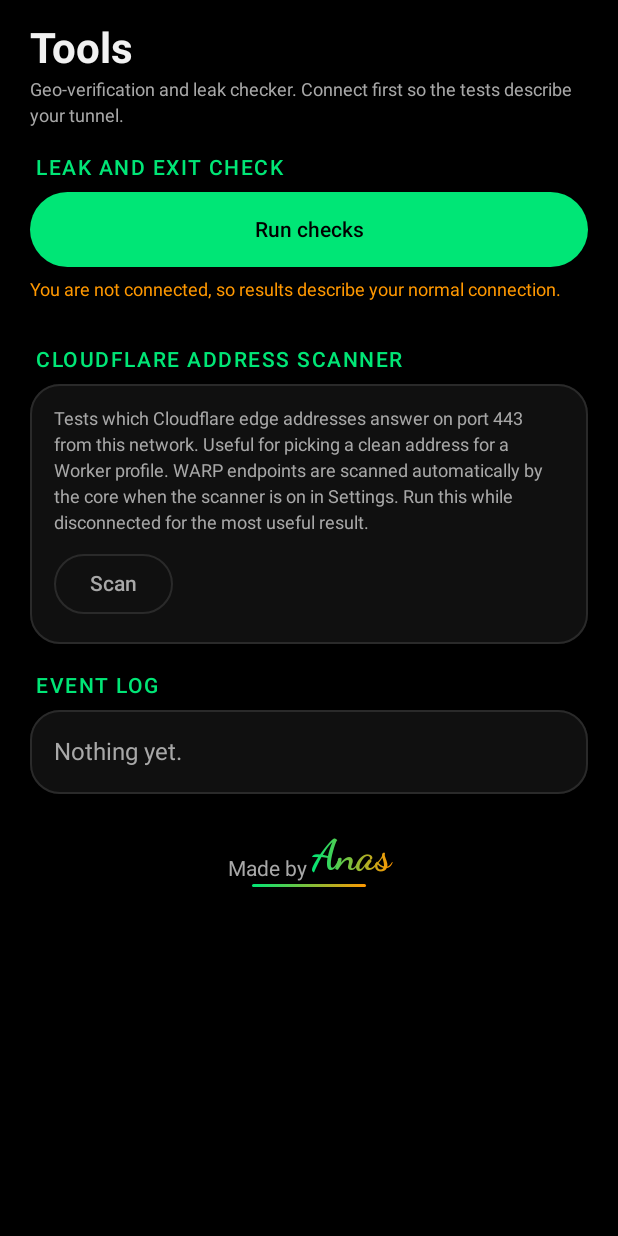
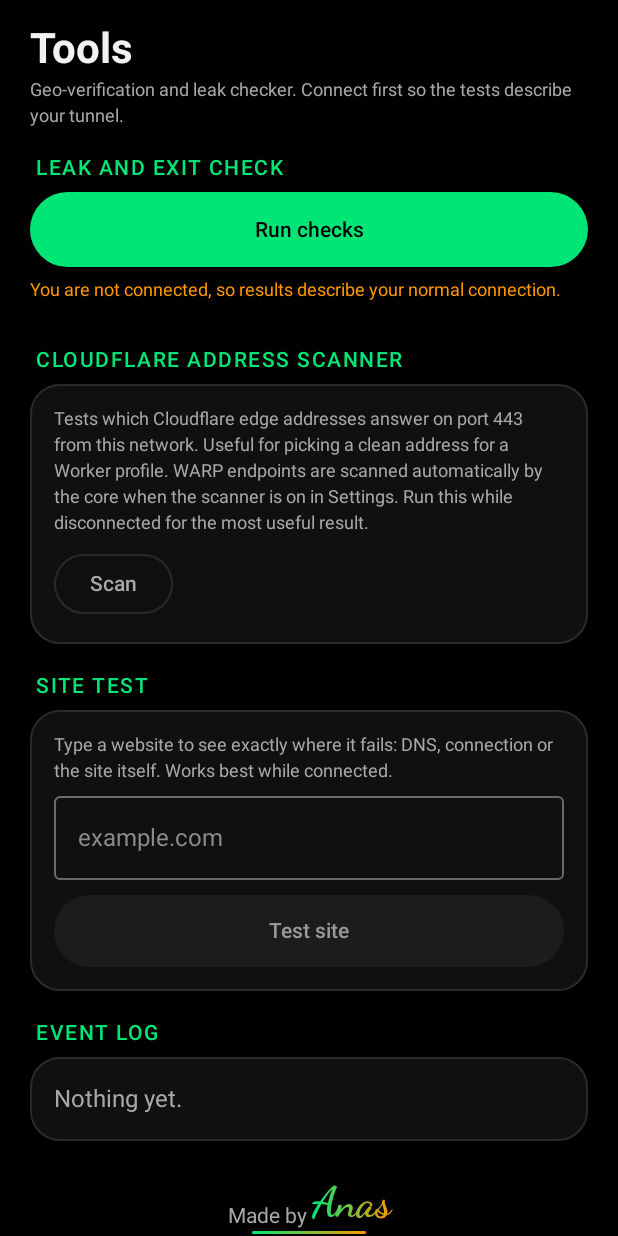
Before and after one commit to Muhammad-Anas-677/SilentGateVPN, an Android app built with Jetpack Compose: the composable ToolsScreen shown on its own in the app's theme, on a phone screen of 412 x 824 dp. Run offline under Robolectric (Android 15) with nearby library versions, the phone set to English and light mode, and no system bars.

Commit message:
Deploy SilentGate VPN v1.0.0

```diff
--- a/app/build.gradle.kts
+++ b/app/build.gradle.kts
@@ -12,8 +12,8 @@ android {
         applicationId = "com.silentgatevpn.app"
         minSdk = 24
         targetSdk = 35
-        versionCode = 4
-        versionName = "1.0.3"
+        versionCode = 5
+        versionName = "1.0.4"
         ndk { abiFilters += listOf("arm64-v8a", "armeabi-v7a") }
     }
 
--- a/app/src/main/java/com/silentgatevpn/app/ui/ToolsScreen.kt
+++ b/app/src/main/java/com/silentgatevpn/app/ui/ToolsScreen.kt
@@ -23,6 +23,10 @@ import androidx.compose.material3.Icon
 import androidx.compose.material3.LinearProgressIndicator
 import androidx.compose.material3.MaterialTheme
 import androidx.compose.material3.OutlinedButton
+import androidx.compose.material3.OutlinedTextField
+import androidx.compose.material3.OutlinedTextFieldDefaults
+import androidx.compose.foundation.text.KeyboardOptions
+import androidx.compose.ui.text.input.KeyboardType
 import androidx.compose.material3.Text
 import androidx.compose.runtime.Composable
 import androidx.compose.runtime.collectAsState
@@ -56,6 +60,9 @@ fun ToolsScreen() {
     var scanning by remember { mutableStateOf(false) }
     var progress by remember { mutableStateOf(0f) }
     var found by remember { mutableStateOf<List<Net.Candidate>>(emptyList()) }
+    var siteInput by remember { mutableStateOf("") }
+    var siteRunning by remember { mutableStateOf(false) }
+    var siteSteps by remember { mutableStateOf<List<Net.SiteStep>>(emptyList()) }
 
     Column(Modifier.fillMaxSize().statusBarsPadding().verticalScroll(rememberScrollState()).padding(horizontal = 20.dp)) {
         Text("Tools", style = MaterialTheme.typography.headlineMedium, modifier = Modifier.padding(top = 16.dp))
@@ -166,6 +173,58 @@ fun ToolsScreen() {
             }
         }
 
+        SectionTitle("Site test")
+        SgCardBox {
+            Text(
+                "Type a website to see exactly where it fails: DNS, connection or the site itself. Works best while connected.",
+                style = MaterialTheme.typography.bodySmall, color = MaterialTheme.colorScheme.onSurfaceVariant
+            )
+            Spacer(Modifier.height(10.dp))
+            OutlinedTextField(
+                value = siteInput, onValueChange = { siteInput = it },
+                modifier = Modifier.fillMaxWidth(), singleLine = true,
+                placeholder = { Text("example.com", color = Color(0xFF8A8A8A)) },
+                keyboardOptions = KeyboardOptions(keyboardType = KeyboardType.Uri),
+                colors = OutlinedTextFieldDefaults.colors(
+                    focusedTextColor = Color(0xFFF2F2F2), unfocusedTextColor = Color(0xFFF2F2F2),
+                    cursorColor = SgGreen, focusedBorderColor = SgGreen, unfocusedBorderColor = Color(0xFF6A6A6A)
+                )
+            )
+            Spacer(Modifier.height(10.dp))
+            Button(
+                onClick = {
+                    siteRunning = true; siteSteps = emptyList()
+                    scope.launch {
+                        siteSteps = Net.siteTest(siteInput)
+                        siteRunning = false
+                    }
+                },
+                enabled = !siteRunning && siteInput.isNotBlank(),
+                modifier = Modifier.fillMaxWidth().height(48.dp),
+                colors = ButtonDefaults.buttonColors(
+                    containerColor = SgGreen, contentColor = Color.Black,
+                    disabledContainerColor = Color(0xFF1C1C1C), disabledContentColor = Color(0xFF9A9A9A)
+                )
+            ) {
+                if (siteRunning) CircularProgressIndicator(Modifier.size(20.dp), color = Color.Black, strokeWidth = 2.dp)
+                else Text("Test site")
+            }
+            siteSteps.forEach { st ->
+                Row(Modifier.fillMaxWidth().padding(top = 12.dp), verticalAlignment = Alignment.Top) {
+                    Icon(
+                        if (st.ok == false) Icons.Rounded.Warning else Icons.Rounded.CheckCircle,
+                        contentDescription = null,
+                        tint = when (st.ok) { true -> SgGreen; false -> SgDanger; null -> SgOrange }
+                    )
+                    Spacer(Modifier.size(10.dp))
+                    Column {
+                        Text(st.title, style = MaterialTheme.typography.titleMedium)
+                        Text(st.detail, style = MaterialTheme.typography.bodySmall, color = MaterialTheme.colorScheme.onSurfaceVariant)
+                    }
+                }
+            }
+        }
+
         SectionTitle("Event log")
         val log by VpnState.log.collectAsState()
         SgCardBox {
```
Also changed, not shown: app/src/main/java/com/silentgatevpn/app/vpn/Net.kt (+92 -0 lines).
